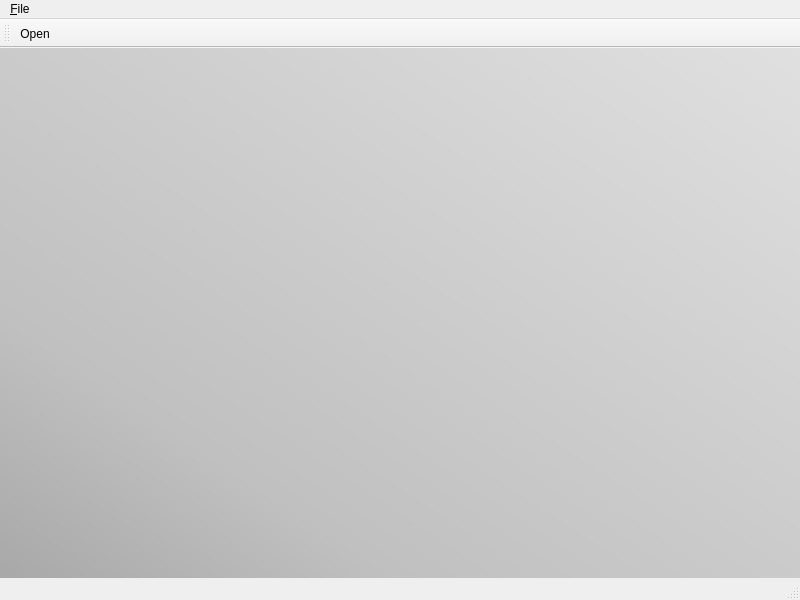
Old version of the form UI/MXPew.ui in the repository L-Spiro/MhsX.
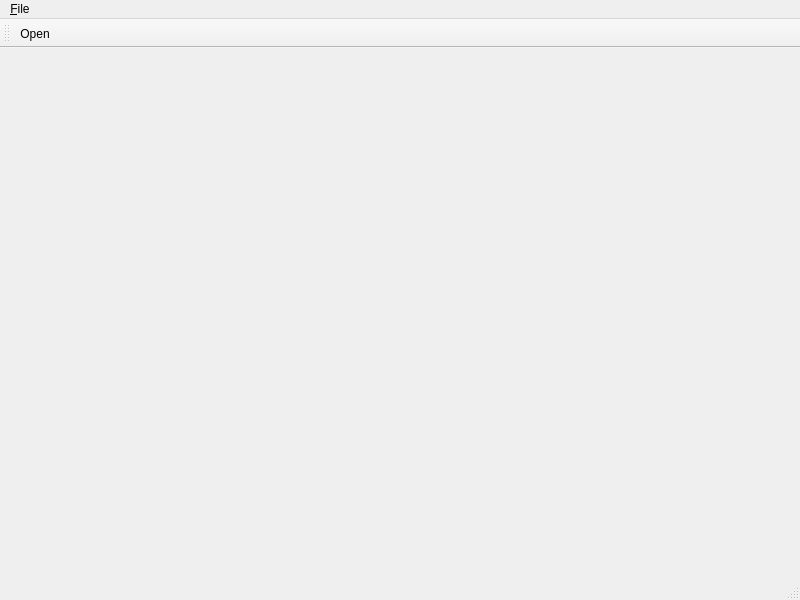
New version of the form. Icons and pictures are not drawn.

The edit to the form file:
```diff
--- a/UI/MXPew.ui
+++ b/UI/MXPew.ui
@@ -37,9 +37,6 @@
       </property>
       <item>
        <widget class="QTabWidget" name="tabWidget">
-        <property name="styleSheet">
-         <string notr="true">background-color: qlineargradient(spread:pad, x1:0, y1:1, x2:1, y2:0, stop:0 rgba(168, 168, 168, 255), stop:0.25 rgba(192, 192, 192, 255), stop:1 rgba(224, 224, 224, 255));</string>
-        </property>
         <property name="tabPosition">
          <enum>QTabWidget::North</enum>
         </property>
```
